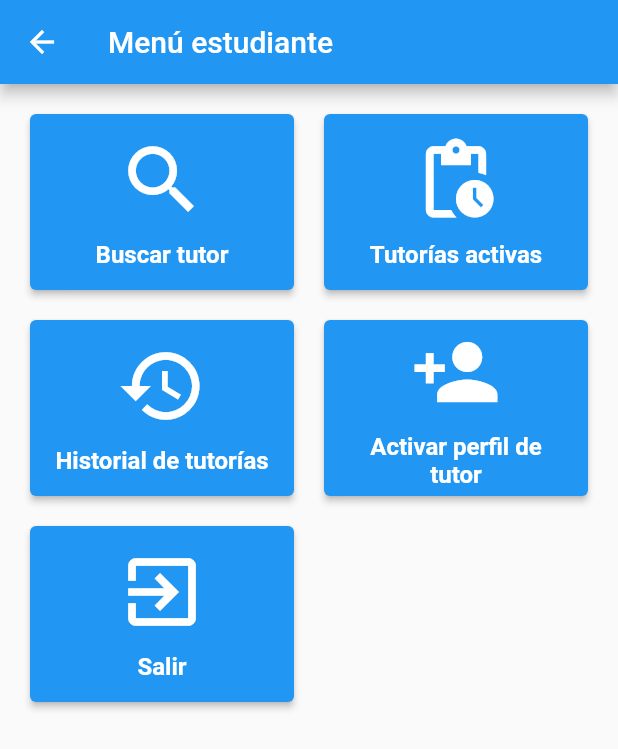
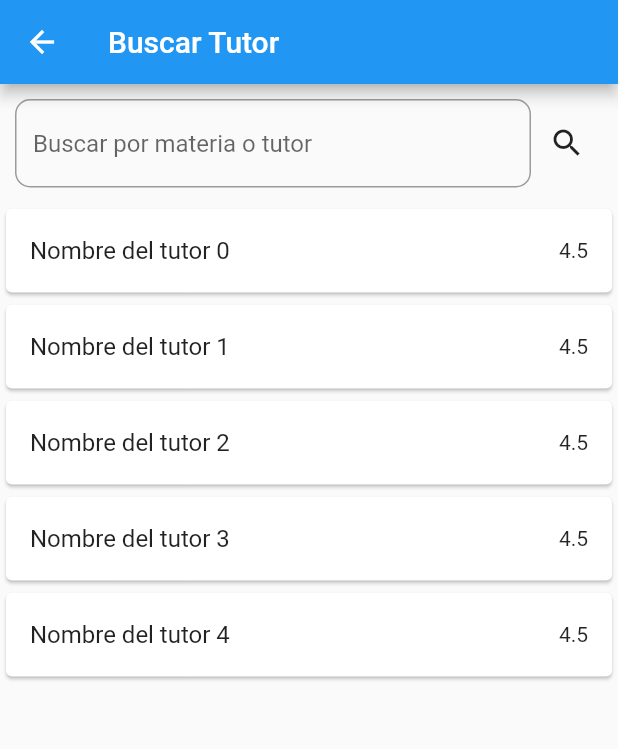
Before and after one commit to Horus19/chat_app, a Flutter app: the StudentMenuPage screen opened by its route, after a tap on "Buscar tutor", on a phone screen of 412 x 824 dp. Shown: the top 749 px of the screen. Run offline on Flutter 3.47's test engine with Material 2 defaults, Android fonts, the phone set to English and light mode, and no system bars; our stand-ins replace flutter_secure_storage, pull_to_refresh; accounts and stored records are empty.

Commit message:
Se implementan pantallas de menus y pantalla de busqueda de tutor

```diff
--- /dev/null
+++ b/lib/pages/buscar_tutor_page.dart
@@ -0,0 +1,75 @@
+import 'package:flutter/material.dart';
+
+class TutorSearchScreen extends StatefulWidget {
+  const TutorSearchScreen({super.key});
+
+  @override
+  State<TutorSearchScreen> createState() => _TutorSearchScreenState();
+}
+
+class _TutorSearchScreenState extends State<TutorSearchScreen> {
+  TextEditingController _searchController = TextEditingController();
+
+  @override
+  Widget build(BuildContext context) {
+    return Scaffold(
+      appBar: AppBar(
+        title: const Text('Buscar Tutor'),
+        leading: IconButton(
+          icon: const Icon(Icons.arrow_back),
+          onPressed: () {
+            Navigator.pushReplacementNamed(context, 'StudentMenuPage');
+            // Acción al presionar el botón de regreso
+          },
+        ),
+      ),
+      body: Column(
+        children: [
+          Container(
+            padding: const EdgeInsets.all(10),
+            child: Row(
+              children: [
+                Expanded(
+                  child: TextField(
+                    controller: _searchController,
+                    decoration: InputDecoration(
+                      hintText: 'Buscar por materia o tutor',
+                      border: OutlineInputBorder(
+                        borderRadius: BorderRadius.circular(10),
+                      ),
+                    ),
+                  ),
+                ),
+                IconButton(
+                  onPressed: () {
+                    //TODO: Implementar búsqueda
+                    print(_searchController.text);
+                    // Acción a realizar al presionar el botón de búsqueda
+                  },
+                  icon: const Icon(Icons.search),
+                ),
+              ],
+            ),
+          ),
+          Expanded(
+            child: ListView.builder(
+              itemCount:
+                  5, // reemplazar con la cantidad de resultados de búsqueda
+              itemBuilder: (BuildContext context, int index) {
+                return Card(
+                  child: ListTile(
+                    title: Text('Nombre del tutor $index'),
+                    trailing: const Text("4.5"),
+                    onTap: () {
+                      // accion al hacer clic en el tutor seleccionado
+                    },
+                  ),
+                );
+              },
+            ),
+          ),
+        ],
+      ),
+    );
+  }
+}
--- a/lib/pages/menu_estudiante_page.dart
+++ b/lib/pages/menu_estudiante_page.dart
@@ -1,4 +1,6 @@
 import 'package:flutter/material.dart';
+
+import '../services/auth_service.dart';
 
 class StudentMenuPage extends StatelessWidget {
   const StudentMenuPage({Key? key}) : super(key: key);
@@ -21,6 +23,7 @@ class StudentMenuPage extends StatelessWidget {
             'Buscar tutor',
             Icons.search,
             () {
+              Navigator.pushReplacementNamed(context, 'TutorSearchScreen');
               // Lógica para la opción "Buscar tutor"
             },
           ),
@@ -53,6 +56,8 @@ class StudentMenuPage extends StatelessWidget {
             'Salir',
             Icons.exit_to_app,
             () {
+              AuthService.deleteToken();
+              Navigator.pushReplacementNamed(context, 'Login');
               // Lógica para la opción "Salir"
             },
           ),
--- a/lib/pages/menu_tutor_page.dart
+++ b/lib/pages/menu_tutor_page.dart
@@ -1,4 +1,6 @@
 import 'package:flutter/material.dart';
+
+import '../services/auth_service.dart';
 
 class TutorMenuPage extends StatelessWidget {
   const TutorMenuPage({Key? key}) : super(key: key);
@@ -61,6 +63,8 @@ class TutorMenuPage extends StatelessWidget {
             'Salir',
             Icons.exit_to_app,
             () {
+              AuthService.deleteToken();
+              Navigator.pushReplacementNamed(context, 'Login');
               // Lógica para la opción "Salir"
             },
           ),
--- a/lib/routes/routes.dart
+++ b/lib/routes/routes.dart
@@ -1,6 +1,7 @@
 import 'package:chat_app/pages/chat_page.dart';
 import 'package:flutter/cupertino.dart';
 
+import '../pages/buscar_tutor_page.dart';
 import '../pages/loading_page.dart';
 import '../pages/login_page.dart';
 import '../pages/menu_estudiante_page.dart';
@@ -22,4 +23,5 @@ final Map<String, WidgetBuilder> appRoutes = {
   "RolSelectionPage": (_) => const RolSelectionPage(),
   "StudentMenuPage": (_) => const StudentMenuPage(),
   "TutorMenuPage": (_) => const TutorMenuPage(),
+  "TutorSearchScreen": (_) => const TutorSearchScreen(),
 };
```
